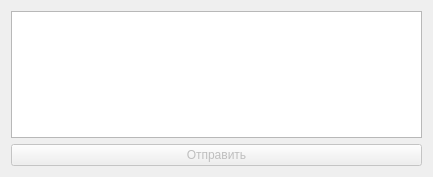
Above: cars_scraper/gui/send_dialog.ui from zicuer/cars_scraper before the change. Below: the same form after it.
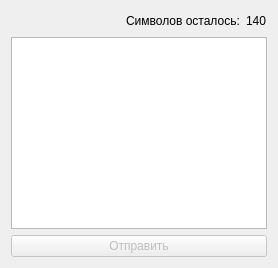
That is the form after the change. Icons and pictures are not drawn.

The edit to the form file:
```diff
--- a/cars_scraper/gui/send_dialog.ui
+++ b/cars_scraper/gui/send_dialog.ui
@@ -6,7 +6,7 @@
    <rect>
     <x>0</x>
     <y>0</y>
-    <width>433</width>
+    <width>413</width>
     <height>177</height>
    </rect>
   </property>
@@ -21,6 +21,40 @@
    <bool>true</bool>
   </property>
   <layout class="QVBoxLayout" name="verticalLayout">
+   <property name="sizeConstraint">
+    <enum>QLayout::SetFixedSize</enum>
+   </property>
+   <item>
+    <layout class="QHBoxLayout" name="layout_0">
+     <item>
+      <spacer name="spacer_0">
+       <property name="orientation">
+        <enum>Qt::Horizontal</enum>
+       </property>
+       <property name="sizeHint" stdset="0">
+        <size>
+         <width>40</width>
+         <height>20</height>
+        </size>
+       </property>
+      </spacer>
+     </item>
+     <item>
+      <widget class="QLabel" name="letters_label">
+       <property name="text">
+        <string>Символов осталось:</string>
+       </property>
+      </widget>
+     </item>
+     <item>
+      <widget class="QLabel" name="letters">
+       <property name="text">
+        <string>140</string>
+       </property>
+      </widget>
+     </item>
+    </layout>
+   </item>
    <item>
     <widget class="QPlainTextEdit" name="msg"/>
    </item>
```
